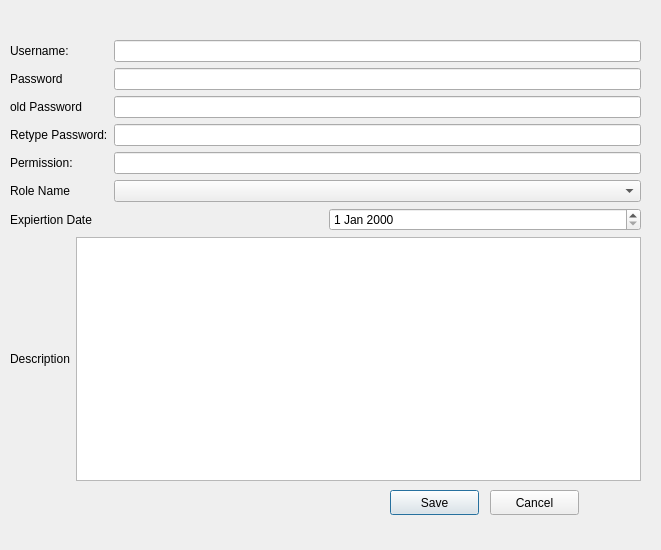
This is createuser.ui in aliysefian/qt-test as Qt 5 draws it before an edit. The edited form follows.
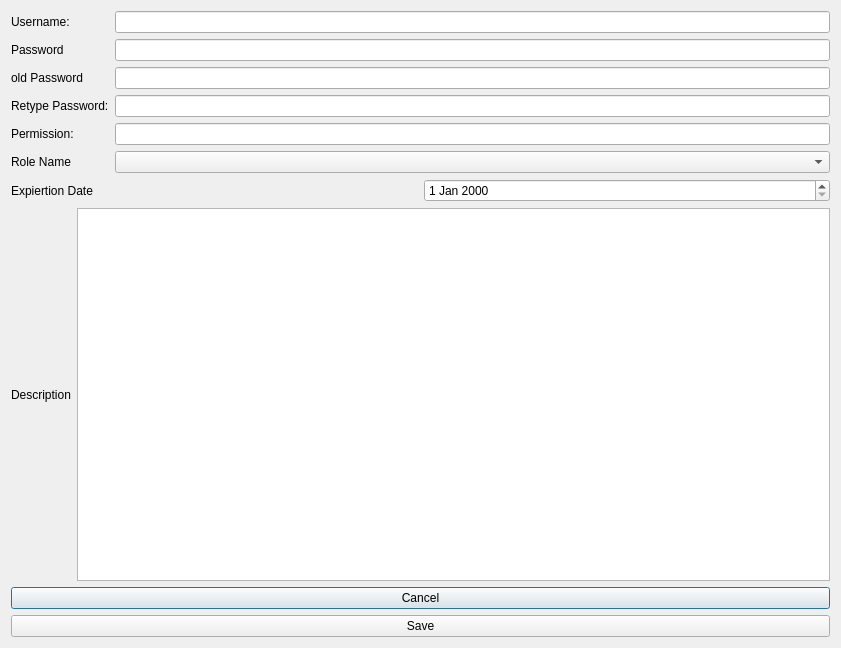
This is the edited form.

Commit message: fix layout pages

The edit to the form file:
```diff
--- a/createuser.ui
+++ b/createuser.ui
@@ -6,48 +6,15 @@
    <rect>
     <x>0</x>
     <y>0</y>
-    <width>661</width>
-    <height>550</height>
+    <width>841</width>
+    <height>648</height>
    </rect>
   </property>
   <property name="windowTitle">
    <string>Dialog</string>
   </property>
-  <widget class="QPushButton" name="btn_create_user">
-   <property name="geometry">
-    <rect>
-     <x>390</x>
-     <y>490</y>
-     <width>89</width>
-     <height>25</height>
-    </rect>
-   </property>
-   <property name="text">
-    <string>Save</string>
-   </property>
-  </widget>
-  <widget class="QPushButton" name="btnClose">
-   <property name="geometry">
-    <rect>
-     <x>490</x>
-     <y>490</y>
-     <width>89</width>
-     <height>25</height>
-    </rect>
-   </property>
-   <property name="text">
-    <string>Cancel</string>
-   </property>
-  </widget>
-  <widget class="QWidget" name="layoutWidget">
-   <property name="geometry">
-    <rect>
-     <x>10</x>
-     <y>40</y>
-     <width>631</width>
-     <height>441</height>
-    </rect>
-   </property>
+  <layout class="QVBoxLayout" name="verticalLayout">
+   <item>
    <layout class="QGridLayout" name="lay_master">
     <item row="0" column="0">
      <layout class="QGridLayout" name="gridLayout_2">
@@ -174,7 +141,22 @@
      </layout>
     </item>
    </layout>
-  </widget>
+   </item>
+   <item>
+    <widget class="QPushButton" name="btnClose">
+     <property name="text">
+      <string>Cancel</string>
+     </property>
+    </widget>
+   </item>
+   <item>
+    <widget class="QPushButton" name="btn_create_user">
+     <property name="text">
+      <string>Save</string>
+     </property>
+    </widget>
+   </item>
+  </layout>
  </widget>
  <tabstops>
   <tabstop>txt_username</tabstop>
```
Left out of the diff: 108 changed lines with no effect on the pictures. Lines whose indentation alone changed are shown as unchanged. The commit also changes 3 other files.
